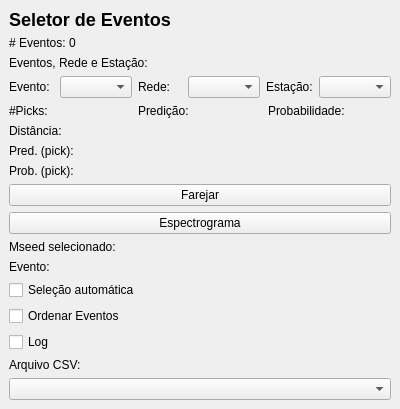
Old version of the form fonte/interface/farejadorsismo/farejadorsismo_dockwidget_base.ui in the repository Gabriel-Goes/Sismologia_IPT.
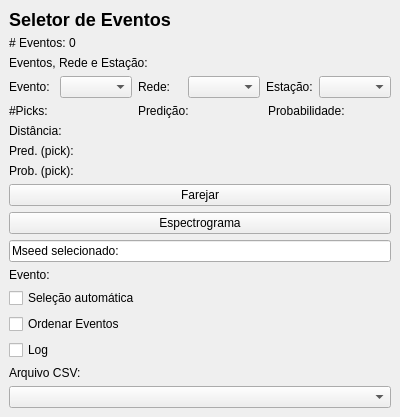
New version of the form.

What changed in the file:
```diff
--- a/fonte/interface/farejadorsismo/farejadorsismo_dockwidget_base.ui
+++ b/fonte/interface/farejadorsismo/farejadorsismo_dockwidget_base.ui
@@ -137,7 +137,7 @@
      </widget>
     </item>
     <item>
-     <widget class="QLabel" name="mseedText">
+     <widget class="QLineEdit" name="mseedText">
       <property name="text">
        <string>Mseed selecionado:</string>
       </property>
```
